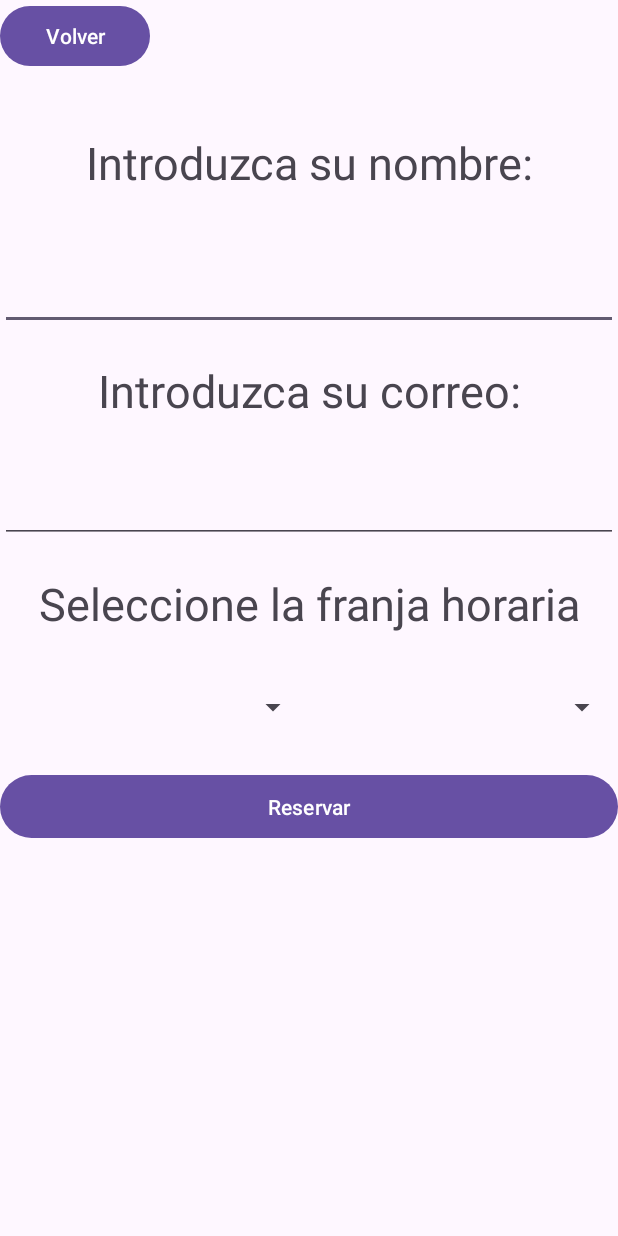
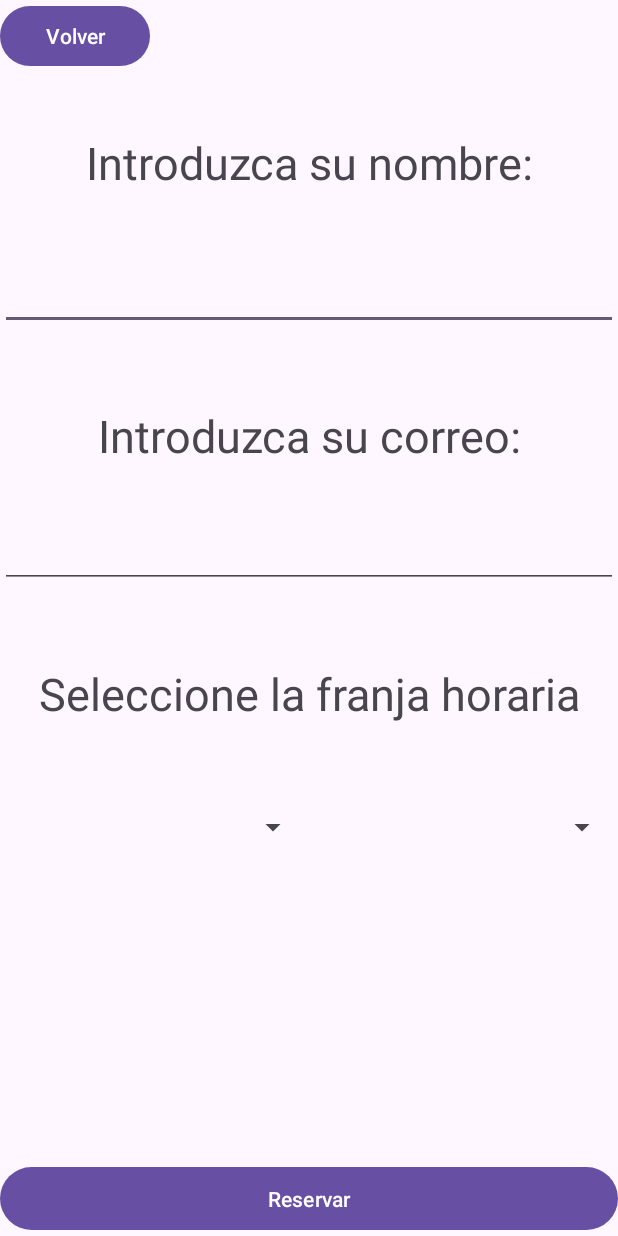
Before and after one commit to RamonRomaSM/RestaurantBookingApp, an Android app: the fragment HacerReservaFragment shown on its own in the app's theme, on a phone screen of 412 x 824 dp. Run offline under Robolectric (Android 15) with nearby library versions, the phone set to English and light mode, and no system bars.

Commit message:
ajustes visuales y ya se puede hacer la apk

```diff
--- a/Booking/app/build.gradle.kts
+++ b/Booking/app/build.gradle.kts
@@ -8,7 +8,7 @@ android {
 
     defaultConfig {
         applicationId = "com.example.booking"
-        minSdk = 24
+        minSdk = 29
         targetSdk = 34
         versionCode = 1
         versionName = "1.0"
--- a/Booking/app/src/main/res/layout/activity_main.xml
+++ b/Booking/app/src/main/res/layout/activity_main.xml
@@ -10,8 +10,9 @@
     <androidx.fragment.app.FragmentContainerView
         android:id="@+id/contenedor"
         android:name="com.example.booking.MenuFragment"
-        android:layout_width="412dp"
-        android:layout_height="631dp"
+        android:layout_width="match_parent"
+        android:layout_height="match_parent"
+        android:layout_marginTop="100dp"
         android:layout_marginBottom="2dp"
         app:layout_constraintBottom_toBottomOf="parent"
         app:layout_constraintEnd_toEndOf="parent"
--- a/Booking/app/src/main/res/layout/fragment_hacer_reserva.xml
+++ b/Booking/app/src/main/res/layout/fragment_hacer_reserva.xml
@@ -41,7 +41,7 @@
             />
 
         <TextView
-            android:paddingTop="20dp"
+            android:paddingTop="50dp"
             android:paddingBottom="20dp"
             android:id="@+id/correoLabel"
             android:layout_width="match_parent"
@@ -59,7 +59,7 @@
             android:inputType="textEmailAddress" />
 
         <TextView
-            android:paddingTop="20dp"
+            android:paddingTop="50dp"
             android:id="@+id/horarioLabel"
             android:layout_width="match_parent"
             android:layout_height="wrap_content"
@@ -72,6 +72,7 @@
             android:layout_width="match_parent"
             android:layout_height="70dp"
             android:orientation="horizontal"
+            android:layout_marginTop="20dp"
             >
 
             <Spinner
@@ -88,12 +89,11 @@
                 android:layout_weight="1" />
         </LinearLayout>
 
-        <Button
-
-            android:id="@+id/reservar"
-            android:layout_width="match_parent"
-            android:layout_height="50dp"
-            android:text="Reservar" />
-
     </LinearLayout>
+    <Button
+        android:layout_gravity="bottom"
+        android:id="@+id/reservar"
+        android:layout_width="match_parent"
+        android:layout_height="50dp"
+        android:text="Reservar" />
 </FrameLayout>
--- a/Booking/app/src/main/res/layout/restaurante_view.xml
+++ b/Booking/app/src/main/res/layout/restaurante_view.xml
@@ -7,7 +7,7 @@
     <androidx.cardview.widget.CardView
         android:layout_width="match_parent"
         android:layout_height="wrap_content"
-        app:cardBackgroundColor="@color/material_dynamic_secondary50"
+
         app:cardCornerRadius="12dp"
         app:cardElevation="4dp"
         app:cardMaxElevation="5dp"
--- a/Booking/app/src/main/res/layout/tipo_comida_view.xml
+++ b/Booking/app/src/main/res/layout/tipo_comida_view.xml
@@ -3,11 +3,11 @@
     android:layout_width="wrap_content"
     android:layout_height="wrap_content"
     xmlns:app="http://schemas.android.com/apk/res-auto">
-
+    <!--androidx.cardview.widget.CardView-->
     <androidx.cardview.widget.CardView
         android:layout_width="wrap_content"
         android:layout_height="wrap_content"
-        app:cardBackgroundColor="@color/material_dynamic_secondary50"
+
         app:cardCornerRadius="8dp"
         app:cardElevation="4dp"
         app:cardMaxElevation="5dp"
```
Also changed, not shown: Booking/app/src/main/res/layout/fragment_restaurante_unico.xml (+3 -8 lines), 2 other files.
